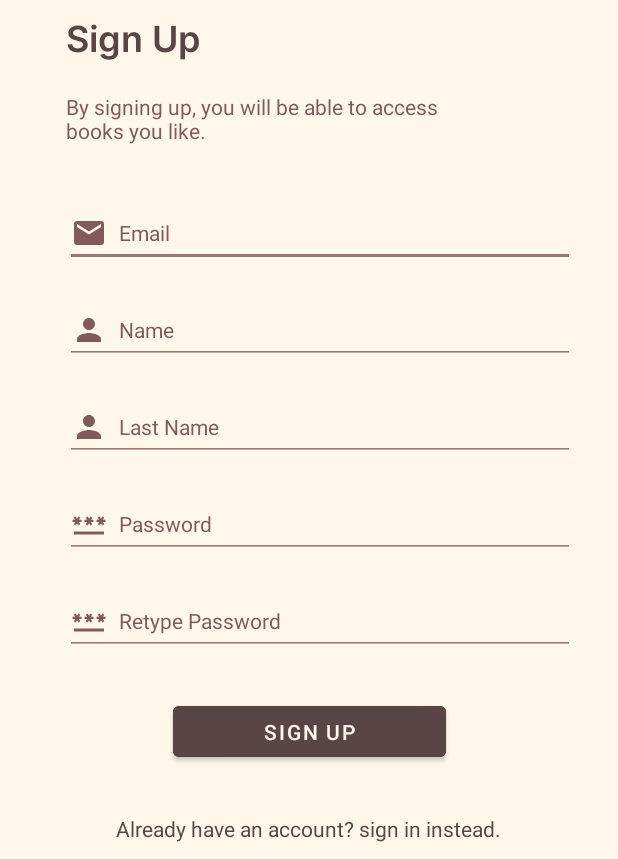
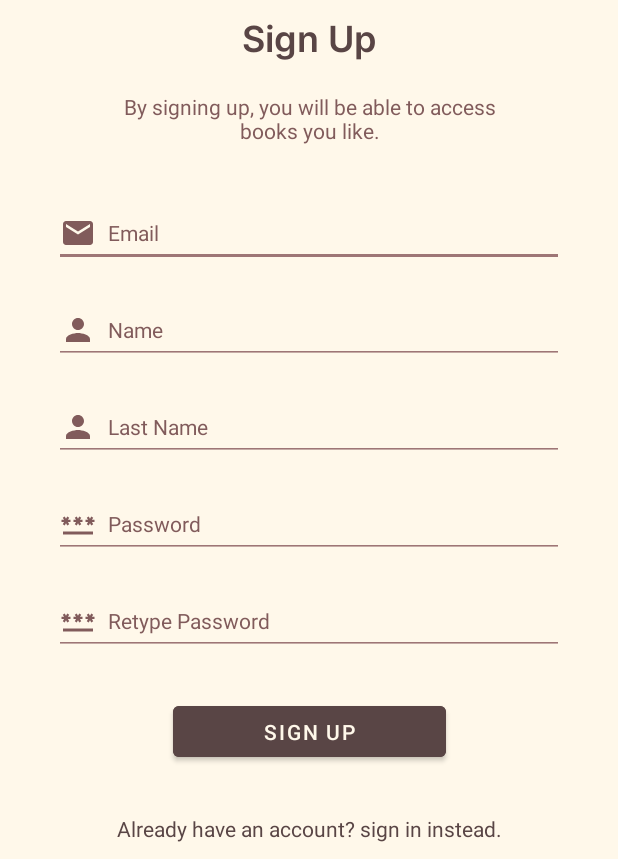
Before and after one commit to Jervx/OLBooks-Android-App, an Android app: the screen it shows after launch (Activity_Sign_Up), after a tap on "Doesn't have an account? sign up now!", on a phone screen of 412 x 824 dp, the part 377-1236 px from its top. Run offline under Robolectric (Android 15) with nearby library versions, the phone set to English and light mode, and no system bars; 1 other tap on this screen came first.

Commit message:
Sign Up Logic, >Layouts, >User Model, >Emailer

```diff
--- a/app/src/main/AndroidManifest.xml
+++ b/app/src/main/AndroidManifest.xml
@@ -1,7 +1,8 @@
 <?xml version="1.0" encoding="utf-8"?>
 <manifest xmlns:android="http://schemas.android.com/apk/res/android"
     xmlns:tools="http://schemas.android.com/tools">
-    <uses-permission android:name="android.permission.INTERNET"/>
+
+    <uses-permission android:name="android.permission.INTERNET" />
 
     <application
         android:allowBackup="true"
--- a/app/src/main/java/com/itel316/olbooks/Activity_Sign_In.java
+++ b/app/src/main/java/com/itel316/olbooks/Activity_Sign_In.java
@@ -31,7 +31,7 @@ public class Activity_Sign_In extends AppCompatActivity {
         email = findViewById(R.id.email);
         password = findViewById(R.id.password);
 
-        Button signIn = findViewById(R.id.btn_sign_in);
+        Button signIn = findViewById(R.id.btn_sign_up);
 
         signIn.setOnClickListener(e -> {
             String email_val = email.getText().toString();
--- a/app/src/main/java/com/itel316/olbooks/MainActivity.java
+++ b/app/src/main/java/com/itel316/olbooks/MainActivity.java
@@ -33,18 +33,19 @@ public class MainActivity extends AppCompatActivity {
 
 
         DatabaseHelper dbhelper = new DatabaseHelper(getApplicationContext());
-//        dbhelper.dropDbs(dbhelper.getWritableDatabase(), new String[]{"book", "user", "booklist"});
-        dbhelper.truncateDbs(dbhelper.getWritableDatabase(), new String[]{"book"});
+//        dbhelper.dropDbs(dbhelper.getWritableDatabase(), new String[]{""});
+//        dbhelper.truncateDbs(dbhelper.getWritableDatabase(), new String[]{"book"});
 
         dbhelper.checkTableExist();
 
         // CREATE USER (dummy)
-        dbhelper.insertUser("jsparagas1@gmail.com", "Jerbee", "Paragas", AuthHelper.hashPassword("helloworld"), 0, 0, new Date());
+//        dbhelper.insertUser("jsparagas1@gmail.com", "Jerbee", "Paragas", AuthHelper.hashPassword("helloworld"), 0, 0, new Date());
 
         DateFormat format = new SimpleDateFormat("dd/MM/yyyy", Locale.ENGLISH);
         // INSERT BOOK
         try{
             dbhelper.insertBook("img_java_programming_8th_edition_2015_joyce","1285856910", "978-1285856919", "Java Programming 8th Edition", "Joyce Farrell", "Coding<~>Programming<~>Java<~>Code", "Discover the power of Java for developing applications with the engaging, hands-on approach in Farrell's JAVA PROGRAMMING, 8E. With this book, even first-time programmers can quickly develop useful programs while learning the basic principles of structured and object-oriented programming.<~> The text incorporates the latest version of Java with a reader-friendly presentation and meaningful real-world exercises that highlight new Java strengths. Updated Programming Exercises and a wealth of case problems help you build skills critical for ongoing programming success.<~> You can find additional tools to strengthen your Java programming success with the optional CourseMate that includes a wealth of interactive teaching and learning tools and unique Video Quizzes created by the book's author.", OlbookUtils.toISODateString(format.parse("23/01/2015")), OlbookUtils.toISODateString(new Date()), "pdf_java_programming_8th_edition_2015_joyce.pdf", new Random().nextInt(40000), /*new Random().nextInt(40000)*/ 0);
+            dbhelper.insertBook("img_java_programming_8th_edition_2015_joyce","1285856911", "978-1285856920", "Java Programming 7th Edition", "Joyce Farrell", "Coding<~>Programming<~>Java<~>Code", "Discover the power of Java for developing applications with the engaging, hands-on approach in Farrell's JAVA PROGRAMMING, 8E. With this book, even first-time programmers can quickly develop useful programs while learning the basic principles of structured and object-oriented programming.<~> The text incorporates the latest version of Java with a reader-friendly presentation and meaningful real-world exercises that highlight new Java strengths. Updated Programming Exercises and a wealth of case problems help you build skills critical for ongoing programming success.<~> You can find additional tools to strengthen your Java programming success with the optional CourseMate that includes a wealth of interactive teaching and learning tools and unique Video Quizzes created by the book's author.", OlbookUtils.toISODateString(format.parse("23/01/2015")), OlbookUtils.toISODateString(new Date()), "pdf_java_programming_8th_edition_2015_joyce.pdf", new Random().nextInt(40000), /*new Random().nextInt(40000)*/ 0);
 //            dbhelper.insertBook("anmlwrld.jpg","0000000002", "0000000000002", "Animal World", "Jason Yu", "Animals<~>Nature<~>Forest<~>Sea", "Discover the wonders of nature that God gave us.", OlbookUtils.toISODateString(new Date()), OlbookUtils.toISODateString(new Date()), "AnimalWorld.pdf", new Random().nextInt(40000), new Random().nextInt(40000));
         }catch (Exception e){ System.out.println("ERR "+e);}
 
--- a/app/src/main/java/com/itel316/olbooks/helpers/DatabaseHelper.java
+++ b/app/src/main/java/com/itel316/olbooks/helpers/DatabaseHelper.java
@@ -30,7 +30,7 @@ public class DatabaseHelper extends SQLiteOpenHelper {
 
     public void checkTableExist() {
         SQLiteDatabase db = this.getWritableDatabase();
-        String checkUserTable = "CREATE TABLE IF NOT EXISTS user ( userId INTEGER PRIMARY KEY AUTOINCREMENT, email TEXT, fname TEXT, lname TEXT, password TEXT, role TEXT, isLoggedIn INTEGER, datejoined TEXT );";
+        String checkUserTable = "CREATE TABLE IF NOT EXISTS user ( userId INTEGER PRIMARY KEY AUTOINCREMENT, email TEXT, fname TEXT, lname TEXT, password TEXT, role TEXT, isLoggedIn INTEGER, datejoined TEXT, liked TEXT );";
         String checkBookTable = "CREATE TABLE IF NOT EXISTS book ( photo TEXT, ISBN_10 TEXT PRIMARY KEY, ISBN_13 TEXT, title TEXT, author TEXT, category TEXT, description TEXT, pubDate TEXT, dateAdded TEXT, pdfFile TEXT, save_count INTEGER, like_count INTEGER);";
         String checkBookList = "CREATE TABLE IF NOT EXISTS booklist ( bookListId INTEGER PRIMARY KEY AUTOINCREMENT, dateAdded TEXT, userId INTEGER, isbn_10 TEXT, isbn_13 TEXT );";
         String checkRecover = "CREATE TABLE IF NOT EXISTS recovery( recoveryId INTEGER PRIMARY KEY AUTOINCREMENT, requestDate TEXT, userId INTEGER );";
@@ -76,6 +76,7 @@ public class DatabaseHelper extends SQLiteOpenHelper {
             values.put("role", role);
             values.put("isLoggedIn", isLoggedIn);
             values.put("dateJoined", formatDateTime(dateJoined));
+            values.put("liked", "");
 
             db.insert("user", null, values);
 
@@ -91,7 +92,7 @@ public class DatabaseHelper extends SQLiteOpenHelper {
             ContentValues values = new ContentValues();
             values.put("isLoggedIn",toState);
             db.update("user", values, "userId = "+userId, null);
-            Cursor users = db.rawQuery("SELECT * FROM user where userId = "+userId, null);
+//            Cursor users = db.rawQuery("SELECT * FROM user where userId = "+userId, null);
         } catch (Exception e) {
         }
     }
@@ -99,8 +100,8 @@ public class DatabaseHelper extends SQLiteOpenHelper {
     public Cursor getUser(String query, String[] args) {
         Cursor result = null;
         try {
-            result = this.getWritableDatabase().rawQuery(query, args);
-        } catch (Exception e) { }
+            result = execRawQuery(query, args);
+        } catch (Exception e) { System.out.println("ERR : "+e); }
         return result;
     }
 
--- /dev/null
+++ b/app/src/main/res/drawable/ic_baseline_close_24.xml
@@ -0,0 +1,5 @@
+<vector android:height="24dp" android:tint="#383838"
+    android:viewportHeight="24" android:viewportWidth="24"
+    android:width="24dp" xmlns:android="http://schemas.android.com/apk/res/android">
+    <path android:fillColor="@android:color/white" android:pathData="M19,6.41L17.59,5 12,10.59 6.41,5 5,6.41 10.59,12 5,17.59 6.41,19 12,13.41 17.59,19 19,17.59 13.41,12z"/>
+</vector>
--- /dev/null
+++ b/app/src/main/res/drawable/ic_baseline_key_24.xml
@@ -0,0 +1,5 @@
+<vector android:height="24dp" android:tint="#383838"
+    android:viewportHeight="24" android:viewportWidth="24"
+    android:width="24dp" xmlns:android="http://schemas.android.com/apk/res/android">
+    <path android:fillColor="@android:color/white" android:pathData="M21,10h-8.35C11.83,7.67 9.61,6 7,6c-3.31,0 -6,2.69 -6,6s2.69,6 6,6c2.61,0 4.83,-1.67 5.65,-4H13l2,2l2,-2l2,2l4,-4.04L21,10zM7,15c-1.65,0 -3,-1.35 -3,-3c0,-1.65 1.35,-3 3,-3s3,1.35 3,3C10,13.65 8.65,15 7,15z"/>
+</vector>
--- a/app/src/main/res/layout/activity_sign_in.xml
+++ b/app/src/main/res/layout/activity_sign_in.xml
@@ -89,7 +89,7 @@
         app:layout_constraintTop_toBottomOf="@+id/textView5" />
 
     <Button
-        android:id="@+id/btn_sign_in"
+        android:id="@+id/btn_sign_up"
         android:layout_width="182dp"
         android:layout_height="46dp"
         android:layout_marginTop="48dp"
@@ -110,6 +110,6 @@
         app:layout_constraintEnd_toEndOf="parent"
         app:layout_constraintHorizontal_bias="0.498"
         app:layout_constraintStart_toStartOf="parent"
-        app:layout_constraintTop_toBottomOf="@+id/btn_sign_in" />
+        app:layout_constraintTop_toBottomOf="@+id/btn_sign_up" />
 
 </androidx.constraintlayout.widget.ConstraintLayout>
--- a/app/src/main/res/layout/activity_sign_up.xml
+++ b/app/src/main/res/layout/activity_sign_up.xml
@@ -24,7 +24,7 @@
             android:scaleType="centerCrop"
             android:textColor="@color/CoffeeBlack_900"
             app:layout_constraintEnd_toEndOf="parent"
-            app:layout_constraintHorizontal_bias="0.0"
+            app:layout_constraintHorizontal_bias="0.5"
             app:layout_constraintStart_toStartOf="parent"
             app:layout_constraintTop_toTopOf="parent"
             app:srcCompat="@drawable/logo" />
@@ -36,12 +36,12 @@
             android:layout_marginTop="8dp"
             android:fontFamily="@font/inter_semibold"
             android:text="Sign Up"
-            android:textAlignment="viewStart"
+            android:textAlignment="center"
             android:textColor="@color/CoffeeBlack_900"
             android:textSize="24sp"
             android:textStyle="bold"
             app:layout_constraintEnd_toEndOf="parent"
-            app:layout_constraintHorizontal_bias="0.316"
+            app:layout_constraintHorizontal_bias="0.5"
             app:layout_constraintStart_toStartOf="parent"
             app:layout_constraintTop_toBottomOf="@+id/imageView" />
 
@@ -52,9 +52,10 @@
             android:layout_marginTop="8dp"
             android:elegantTextHeight="true"
             android:text="By signing up, you will be able to access books you like."
+            android:textAlignment="center"
             android:textColor="@color/CoffeeBlack_700"
             app:layout_constraintEnd_toEndOf="parent"
-            app:layout_constraintHorizontal_bias="0.305"
+            app:layout_constraintHorizontal_bias="0.5"
             app:layout_constraintStart_toStartOf="parent"
             app:layout_constraintTop_toBottomOf="@+id/textView" />
 
@@ -68,11 +69,11 @@
             android:drawablePadding="8dp"
             android:hint="Email"
             android:inputType="textEmailAddress"
-            android:textColor="@color/Bg"
+            android:textColor="@color/CoffeeBlack_900"
             android:textColorHint="@color/CoffeeBlack_700"
             android:textSize="14sp"
             app:layout_constraintEnd_toEndOf="parent"
-            app:layout_constraintHorizontal_bias="0.605"
+            app:layout_constraintHorizontal_bias="0.5"
             app:layout_constraintStart_toStartOf="parent"
             app:layout_constraintTop_toBottomOf="@+id/textView5" />
 
@@ -90,7 +91,7 @@
             android:textColorHint="@color/CoffeeBlack_700"
             android:textSize="14sp"
             app:layout_constraintEnd_toEndOf="parent"
-            app:layout_constraintHorizontal_bias="0.605"
+            app:layout_constraintHorizontal_bias="0.5"
             app:layout_constraintStart_toStartOf="parent"
             app:layout_constraintTop_toBottomOf="@+id/email" />
 
@@ -108,7 +109,7 @@
             android:textColorHint="@color/CoffeeBlack_700"
             android:textSize="14sp"
             app:layout_constraintEnd_toEndOf="parent"
-            app:layout_constraintHorizontal_bias="0.605"
+            app:layout_constraintHorizontal_bias="0.5"
             app:layout_constraintStart_toStartOf="parent"
             app:layout_constraintTop_toBottomOf="@+id/name" />
 
@@ -127,7 +128,7 @@
             android:textColorHint="@color/CoffeeBlack_700"
             android:textSize="14sp"
             app:layout_constraintEnd_toEndOf="parent"
-            app:layout_constraintHorizontal_bias="0.605"
+            app:layout_constraintHorizontal_bias="0.5"
             app:layout_constraintStart_toStartOf="parent"
             app:layout_constraintTop_toBottomOf="@+id/lastname" />
 
@@ -146,20 +147,20 @@
             android:textColorHint="@color/CoffeeBlack_700"
             android:textSize="14sp"
             app:layout_constraintEnd_toEndOf="parent"
-            app:layout_constraintHorizontal_bias="0.605"
+            app:layout_constraintHorizontal_bias="0.5"
             app:layout_constraintStart_toStartOf="parent"
             app:layout_constraintTop_toBottomOf="@+id/password" />
 
         <Button
-            android:id="@+id/btn_sign_in"
+            android:id="@+id/btn_sign_up"
             android:layout_width="182dp"
             android:layout_height="46dp"
             android:layout_marginTop="28dp"
+            android:backgroundTint="@color/CoffeeBlack_900"
             android:text="Sign Up"
             app:layout_constraintEnd_toEndOf="parent"
             app:layout_constraintHorizontal_bias="0.5"
             app:layout_constraintStart_toStartOf="parent"
-            android:backgroundTint="@color/CoffeeBlack_900"
             app:layout_constraintTop_toBottomOf="@+id/re_password" />
 
         <TextView
@@ -170,9 +171,9 @@
             android:text="Already have an account? sign in instead."
             android:textColor="@color/CoffeeBlack_900"
             app:layout_constraintEnd_toEndOf="parent"
-            app:layout_constraintHorizontal_bias="0.498"
+            app:layout_constraintHorizontal_bias="0.5"
             app:layout_constraintStart_toStartOf="parent"
-            app:layout_constraintTop_toBottomOf="@+id/btn_sign_in" />
+            app:layout_constraintTop_toBottomOf="@+id/btn_sign_up" />
 
     </androidx.constraintlayout.widget.ConstraintLayout>
 </ScrollView>
```
Also changed, not shown: app/src/main/java/com/itel316/olbooks/Activity_Sign_Up.java (+112 -0 lines), app/src/main/java/com/itel316/olbooks/Fragment_Home.java (+18 -2 lines), app/src/main/java/com/itel316/olbooks/helpers/JavaMailAPI.java (+8 -8 lines), app/src/main/java/com/itel316/olbooks/helpers/OlbookUtils.java (+32 -15 lines), app/src/main/java/com/itel316/olbooks/models/User.java (+27 -2 lines), app/src/main/res/layout/verificationcode.xml (added, +59 -0 lines).
